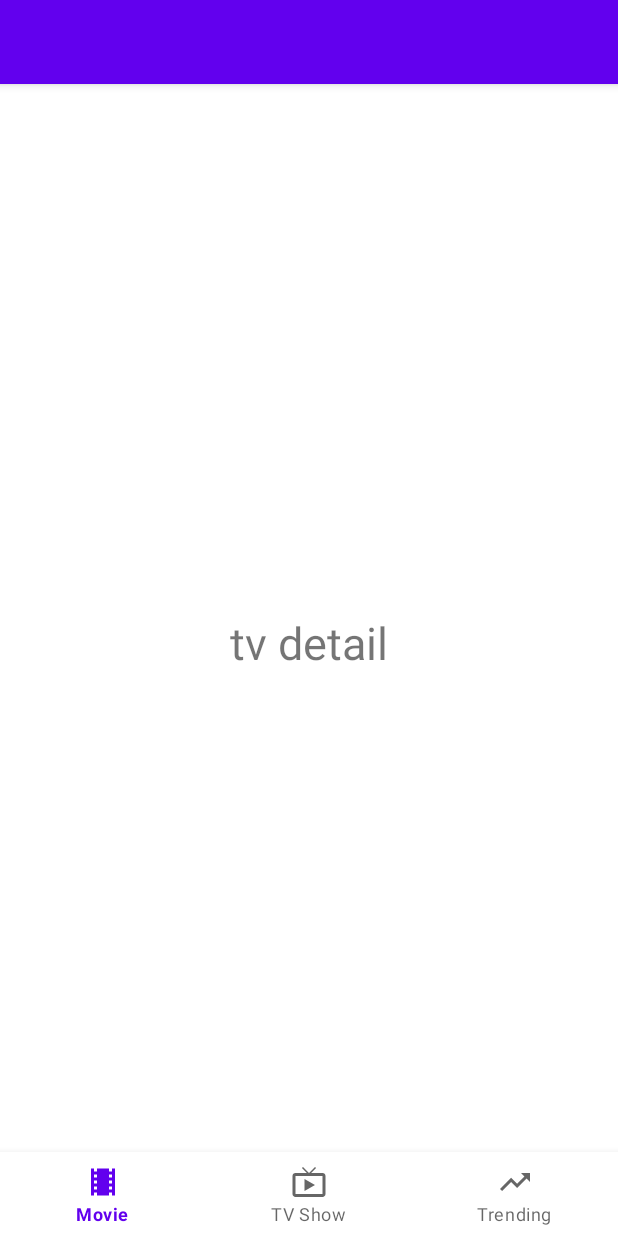
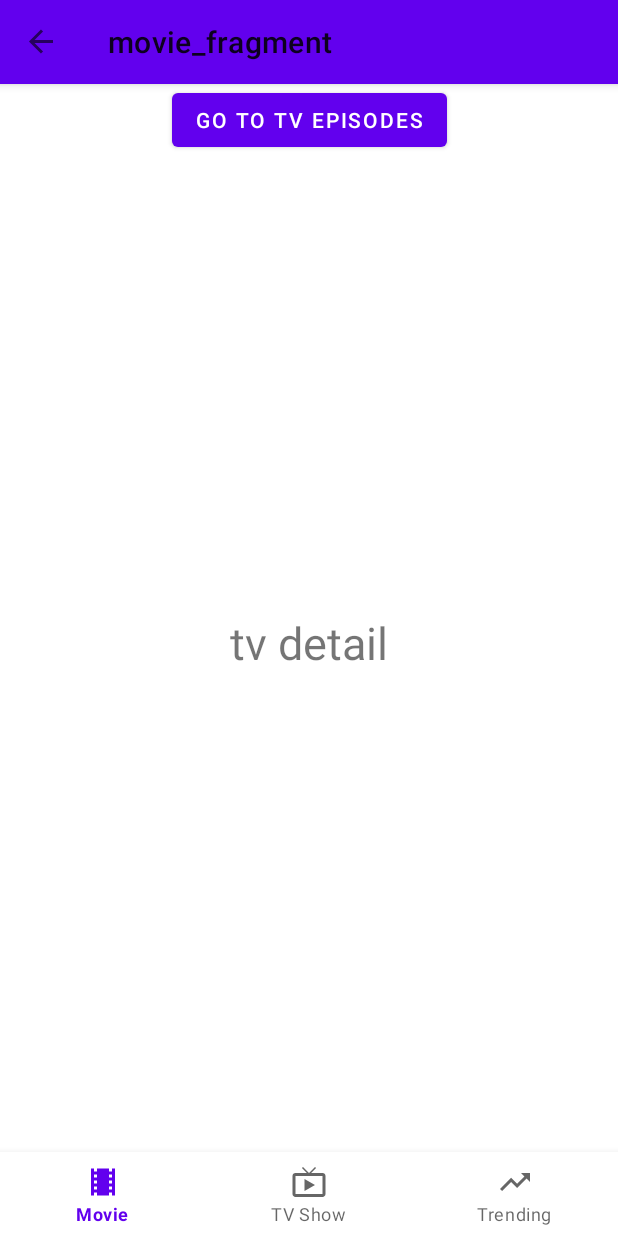
Before and after one commit to mehranj73/MVI-Flow-MovieDb, an Android app: the fragment TvDetailFragment placed in its activity, on a phone screen of 412 x 824 dp. Run offline under Robolectric (Android 15) with nearby library versions, the phone set to English and light mode, and no system bars; our stand-ins replace Dagger/Hilt's generated code, navigation-ui; libraries missing offline, so code that uses them is left out: androidx.hilt.lifecycle.

Commit message:
complete setting up bottom navigation fragments stacks

```diff
--- a/app/build.gradle
+++ b/app/build.gradle
@@ -103,7 +103,7 @@ dependencies {
     implementation "com.afollestad.material-dialogs:core:3.3.0"
 
     // Leak Canary
-    debugImplementation "com.squareup.leakcanary:leakcanary-android:2.4"
+   // debugImplementation "com.squareup.leakcanary:leakcanary-android:2.4"
 
 
     // Recyclerview
--- a/app/src/main/java/com/mehranj73/moviedb/ui/BaseActivity.kt
+++ b/app/src/main/java/com/mehranj73/moviedb/ui/BaseActivity.kt
@@ -6,7 +6,7 @@ import androidx.appcompat.app.AppCompatActivity
 import dagger.hilt.android.AndroidEntryPoint
 
 
-abstract class BaseActivity : AppCompatActivity() {
+abstract class BaseActivity : AppCompatActivity(), UICommunicationListener {
 
     override fun onCreate(savedInstanceState: Bundle?) {
         super.onCreate(savedInstanceState)
--- a/app/src/main/java/com/mehranj73/moviedb/ui/movie/BaseMovieFragment.kt
+++ b/app/src/main/java/com/mehranj73/moviedb/ui/movie/BaseMovieFragment.kt
@@ -33,7 +33,7 @@ abstract class BaseMovieFragment(
 
     override fun onViewCreated(view: View, savedInstanceState: Bundle?) {
         super.onViewCreated(view, savedInstanceState)
-       // setupActionBarWithNavController(R.id.movieFragment, activity as AppCompatActivity)
+        setupActionBarWithNavController(R.id.movieFragment, activity as AppCompatActivity)
         setupChannel()
     }
 
--- a/app/src/main/java/com/mehranj73/moviedb/ui/trending/BaseTrendingFragment.kt
+++ b/app/src/main/java/com/mehranj73/moviedb/ui/trending/BaseTrendingFragment.kt
@@ -21,7 +21,7 @@ abstract class BaseTrendingFragment(
     override fun onViewCreated(view: View, savedInstanceState: Bundle?) {
         super.onViewCreated(view, savedInstanceState)
 
-        //setupActionBarWithNavController(R.id.trendingFragment, activity as AppCompatActivity)
+        setupActionBarWithNavController(R.id.trendingFragment, activity as AppCompatActivity)
     }
 
 
--- a/app/src/main/java/com/mehranj73/moviedb/ui/tv_show/BaseTvFragment.kt
+++ b/app/src/main/java/com/mehranj73/moviedb/ui/tv_show/BaseTvFragment.kt
@@ -21,7 +21,7 @@ abstract class BaseTvFragment(
     override fun onViewCreated(view: View, savedInstanceState: Bundle?) {
         super.onViewCreated(view, savedInstanceState)
 
-        //setupActionBarWithNavController(R.id.tvFragment, activity as AppCompatActivity)
+        setupActionBarWithNavController(R.id.tvFragment, activity as AppCompatActivity)
     }
 
 
--- a/app/src/main/java/com/mehranj73/moviedb/ui/tv_show/TvDetailFragment.kt
+++ b/app/src/main/java/com/mehranj73/moviedb/ui/tv_show/TvDetailFragment.kt
@@ -1,8 +1,22 @@
 package com.mehranj73.moviedb.ui.tv_show
 
+import android.os.Bundle
+import android.view.View
+import android.widget.Button
+import androidx.navigation.fragment.findNavController
 import com.mehranj73.moviedb.R
 import dagger.hilt.android.AndroidEntryPoint
 
+
 @AndroidEntryPoint
 class TvDetailFragment: BaseTvFragment(R.layout.tv_detail_fragment) {
+
+    override fun onViewCreated(view: View, savedInstanceState: Bundle?) {
+        super.onViewCreated(view, savedInstanceState)
+
+        view.findViewById<Button>(R.id.go_to_tv_episodes).setOnClickListener {
+            findNavController().navigate(R.id.action_tvDetailFragment_to_tvEpisodesFragment)
+        }
+    }
+
 }
--- a/app/src/main/res/layout/movie_detail_fragment.xml
+++ b/app/src/main/res/layout/movie_detail_fragment.xml
@@ -16,4 +16,7 @@
         app:layout_constraintEnd_toEndOf="parent"
         app:layout_constraintStart_toStartOf="parent"
         app:layout_constraintTop_toTopOf="parent" />
+
+
+
 </androidx.constraintlayout.widget.ConstraintLayout>
--- a/app/src/main/res/layout/tv_detail_fragment.xml
+++ b/app/src/main/res/layout/tv_detail_fragment.xml
@@ -15,4 +15,15 @@
         app:layout_constraintEnd_toEndOf="parent"
         app:layout_constraintStart_toStartOf="parent"
         app:layout_constraintTop_toTopOf="parent" />
+
+    <Button
+        android:id="@+id/go_to_tv_episodes"
+        android:layout_width="wrap_content"
+        android:layout_height="wrap_content"
+        android:text="go to tv episodes"
+        app:layout_constraintBottom_toTopOf="@+id/textView"
+        app:layout_constraintEnd_toEndOf="parent"
+        app:layout_constraintStart_toStartOf="parent"
+        app:layout_constraintTop_toTopOf="parent" />
+
 </androidx.constraintlayout.widget.ConstraintLayout>
--- a/app/src/main/res/navigation/nav_movie.xml
+++ b/app/src/main/res/navigation/nav_movie.xml
@@ -3,7 +3,8 @@
     xmlns:app="http://schemas.android.com/apk/res-auto"
     xmlns:tools="http://schemas.android.com/tools"
     android:id="@+id/nav_movie"
-    app:startDestination="@id/movieFragment">
+    app:startDestination="@id/movieFragment"
+    tools:ignore="UnusedNavigation">
 
     <fragment
         android:id="@+id/movieFragment"
@@ -17,6 +18,7 @@
     <fragment
         android:id="@+id/movieDetailFragment"
         android:name="com.mehranj73.moviedb.ui.movie.MovieDetailFragment"
+        tools:layout="@layout/movie_detail_fragment"
         android:label="MovieDetailFragment" >
         <action
             android:id="@+id/action_movieDetailFragment_to_movieFragment"
--- a/app/src/main/res/navigation/nav_tv.xml
+++ b/app/src/main/res/navigation/nav_tv.xml
@@ -3,7 +3,8 @@
     xmlns:app="http://schemas.android.com/apk/res-auto"
     xmlns:tools="http://schemas.android.com/tools"
     android:id="@+id/nav_tv"
-    app:startDestination="@id/tvFragment">
+    app:startDestination="@id/tvFragment"
+    tools:ignore="UnusedNavigation">
     <fragment
         android:id="@+id/tvFragment"
         android:name="com.mehranj73.moviedb.ui.tv_show.TvFragment"
@@ -21,10 +22,23 @@
         <action
             android:id="@+id/action_tvDetailFragment_to_tvEpisodesFragment"
             app:destination="@id/tvEpisodesFragment" />
+        <action
+            android:id="@+id/action_tvDetailFragment_to_tvFragment"
+            app:destination="@id/tvFragment"
+            app:popUpTo="@+id/nav_tv"
+            app:popUpToInclusive="true"
+            />
     </fragment>
     <fragment
         android:id="@+id/tvEpisodesFragment"
         android:name="com.mehranj73.moviedb.ui.tv_show.TvEpisodesFragment"
         tools:layout="@layout/tv_episodes_fragment"
-        android:label="TvEpisodesFragment" />
+        android:label="TvEpisodesFragment" >
+        <action
+            android:id="@+id/action_tvEpisodesFragment_to_tvFragment"
+            app:destination="@id/tvFragment"
+            app:popUpTo="@+id/nav_tv"
+            app:popUpToInclusive="true"
+            />
+    </fragment>
 </navigation>
```
Also changed, not shown: app/src/main/java/com/mehranj73/moviedb/ui/MainActivity.kt (+47 -12 lines), app/src/main/java/com/mehranj73/moviedb/ui/tv_show/TvFragment.kt (+6 -1 lines), app/src/main/res/layout/fragment_tv.xml (+7 -0 lines), 1 other file.
